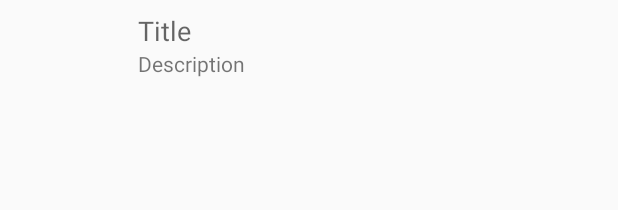
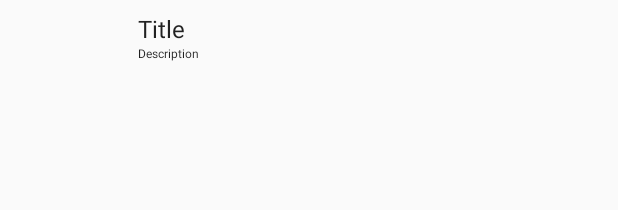
Before and after one commit to myrovh/Android_Online_News_Reader, an Android app: the layout viewholder_article.xml on its own in the app's theme, with its tools: preview values and no code run, on a phone screen of 412 x 824 dp. Shown: the top 210 px of the screen. Run offline under Robolectric (Android 15) with nearby library versions, the phone set to English and light mode, and no system bars.

Commit message:
formatting fixes

```diff
--- a/app/src/main/java/myrovh/onlinenewsreader/MainActivity.java
+++ b/app/src/main/java/myrovh/onlinenewsreader/MainActivity.java
@@ -99,7 +99,10 @@ public class MainActivity extends AppCompatActivity {
         for (Item i : list) {
             try {
                 Thumbnail t = i.getGroup().getThumbnail();
-                articleData.add(new Article(i.getTitle(), i.getDescription(), i.getLink(), t.getUrl()));
+                String cleanDescription = i.getDescription().trim();
+                cleanDescription = cleanDescription.replaceAll("<p>", "");
+                cleanDescription = cleanDescription.replaceAll("</p>", "");
+                articleData.add(new Article(i.getTitle(), cleanDescription, i.getLink(), t.getUrl()));
             } catch (NullPointerException e) {
                 Log.e("DATABUILD", e.getMessage());
             }
--- a/app/src/main/res/layout/viewholder_article.xml
+++ b/app/src/main/res/layout/viewholder_article.xml
@@ -5,6 +5,7 @@
     android:background="?android:selectableItemBackground"
     android:orientation="horizontal"
     android:paddingLeft="16dp"
+    android:paddingRight="16dp"
     android:paddingTop="8dp">
 
     <ImageView
@@ -24,7 +25,7 @@
             android:layout_height="wrap_content"
             android:layout_marginLeft="8dp"
             android:text="@string/title"
-            android:textAppearance="?android:attr/textAppearanceMedium" />
+            android:textAppearance="?android:attr/textAppearanceListItemSmall" />
 
         <TextView
             android:id="@+id/descriptionView"
@@ -32,7 +33,8 @@
             android:layout_height="wrap_content"
             android:layout_marginLeft="8dp"
             android:text="@string/description"
-            android:textAppearance="?android:attr/textAppearanceSmall" />
+            android:textAppearance="?android:textAppearanceListItemSecondary"
+            android:textSize="8dp" />
     </LinearLayout>
 
 </LinearLayout>
```
